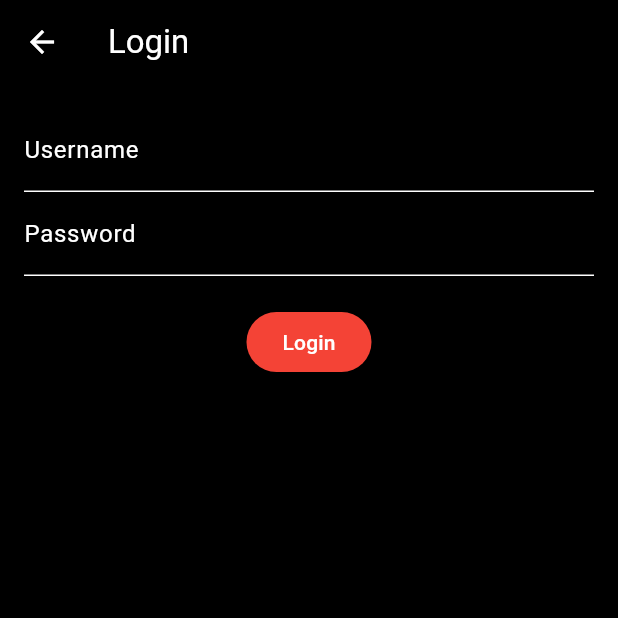
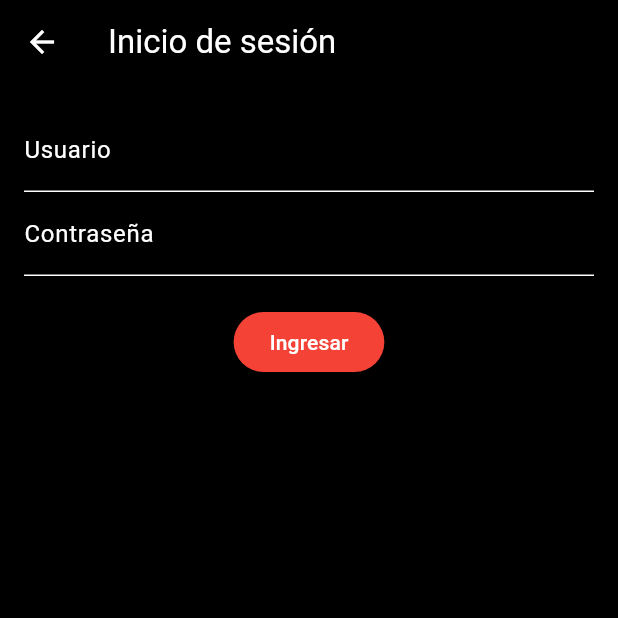
Before and after one commit to Parini19/Proyecto-4-Frontend, a Flutter app: the screen it shows after launch, after a tap on "Iniciar sesión", on a phone screen of 412 x 824 dp, the top half of it. Run offline on Flutter 3.47's test engine with Material 3 defaults, Android fonts, the light colour scheme and no system bars; our stand-ins replace dio, flutter_riverpod, go_router; network calls fail.

Commit message:
Update app.dart

```diff
--- a/lib/app.dart
+++ b/lib/app.dart
@@ -149,7 +149,7 @@ class MoviePicker extends StatelessWidget {
               children: [
                 if (movie['isNew'] == 'true')
                   Container(
-                    color: Colors.redAccent,
+                    color: const Color.fromARGB(255, 148, 82, 255),
                     padding: EdgeInsets.symmetric(vertical: 4),
                     child: Center(
                       child: Text(
@@ -241,7 +241,7 @@ class LoginPage extends StatelessWidget {
   @override
   Widget build(BuildContext context) {
     return Scaffold(
-      appBar: AppBar(title: Text('Login')),
+      appBar: AppBar(title: Text('Inicio de sesión')),
       body: Padding(
         padding: EdgeInsets.all(16),
         child: Column(
@@ -249,7 +249,7 @@ class LoginPage extends StatelessWidget {
             TextField(
               controller: userController,
               decoration: InputDecoration(
-                labelText: 'Username',
+                labelText: 'Usuario',
                 labelStyle: TextStyle(color: Colors.white),
                 enabledBorder: UnderlineInputBorder(
                   borderSide: BorderSide(color: Colors.white),
@@ -260,7 +260,7 @@ class LoginPage extends StatelessWidget {
             TextField(
               controller: passController,
               decoration: InputDecoration(
-                labelText: 'Password',
+                labelText: 'Contraseña',
                 labelStyle: TextStyle(color: Colors.white),
                 enabledBorder: UnderlineInputBorder(
                   borderSide: BorderSide(color: Colors.white),
@@ -278,7 +278,7 @@ class LoginPage extends StatelessWidget {
                   Navigator.pushReplacementNamed(context, '/admin');
                 }
               },
-              child: Text('Login'),
+              child: Text('Ingresar'),
             ),
           ],
         ),
```
